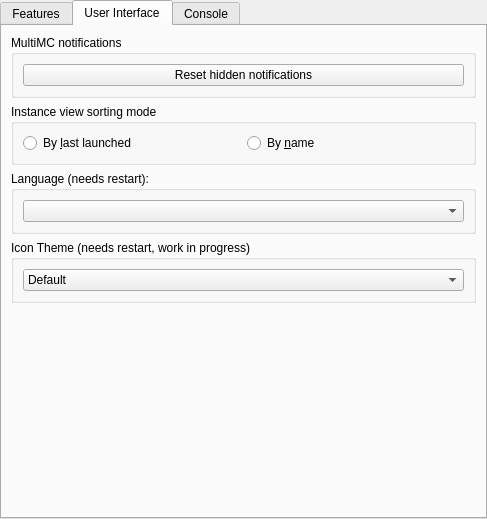
The window that gui/pages/global/MultiMCPage.ui (MultiMC/Launcher) describes before a commit, drawn with Qt 5.
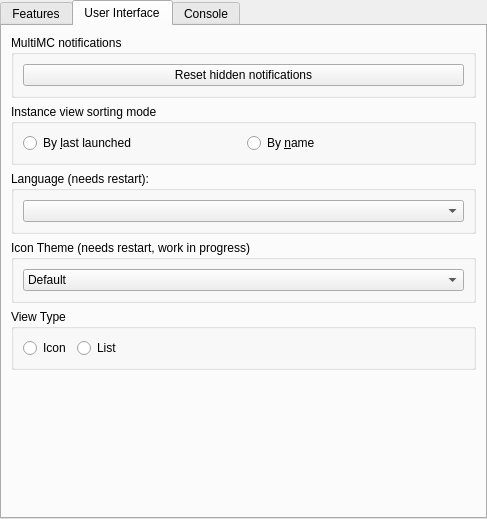
The same window after the commit. The open tabs and pages were chosen to show the change. Icons and pictures are not drawn.

Commit message: Add a list view mode. Closes #108

Patch:
```diff
--- a/gui/pages/global/MultiMCPage.ui
+++ b/gui/pages/global/MultiMCPage.ui
@@ -390,6 +390,42 @@
          </layout>
         </widget>
        </item>
+       <item>
+        <widget class="QGroupBox" name="groupBox_4">
+         <property name="title">
+          <string>View Type</string>
+         </property>
+         <layout class="QHBoxLayout" name="horizontalLayout">
+          <item>
+           <widget class="QRadioButton" name="iconViewBtn">
+            <property name="text">
+             <string>Icon</string>
+            </property>
+           </widget>
+          </item>
+          <item>
+           <widget class="QRadioButton" name="listViewBtn">
+            <property name="text">
+             <string>List</string>
+            </property>
+           </widget>
+          </item>
+          <item>
+           <spacer name="horizontalSpacer">
+            <property name="orientation">
+             <enum>Qt::Horizontal</enum>
+            </property>
+            <property name="sizeHint" stdset="0">
+             <size>
+              <width>40</width>
+              <height>20</height>
+             </size>
+            </property>
+           </spacer>
+          </item>
+         </layout>
+        </widget>
+       </item>
        <item>
         <spacer name="generalTabSpacer">
          <property name="orientation">
```
The commit also changes 4 other files.
